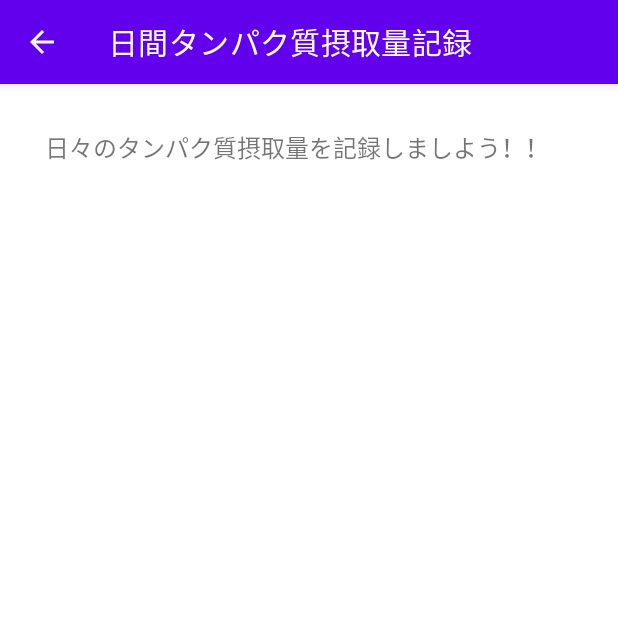
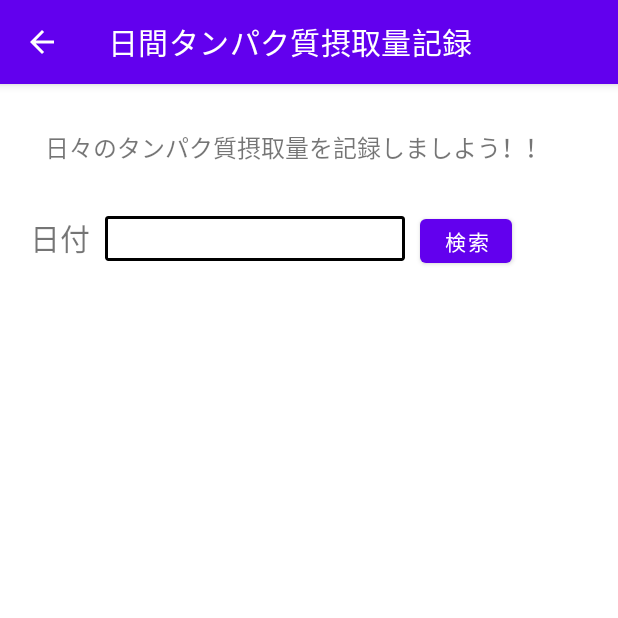
Before and after one commit to Ogawa222/DailyProtein, an Android app: the screen it shows after launch (DailyProteinActivity), in the options menu, after a tap on "日間データ", on a phone screen of 412 x 824 dp, the top half of it. Run offline under Robolectric (Android 15) with nearby library versions, the phone set to English and light mode, and no system bars.

Commit message:
MainActivity以外でDatePickerを使えるように修正

```diff
--- a/app/src/main/java/com/websarva/wings/android/dailyprotein/DailyProteinActivity.java
+++ b/app/src/main/java/com/websarva/wings/android/dailyprotein/DailyProteinActivity.java
@@ -2,11 +2,21 @@ package com.websarva.wings.android.dailyprotein;
 
 import androidx.appcompat.app.ActionBar;
 import androidx.appcompat.app.AppCompatActivity;
+import androidx.fragment.app.DialogFragment;
 
 import android.os.Bundle;
 import android.view.MenuItem;
+import android.view.View;
+import android.app.DatePickerDialog.OnDateSetListener;
+import android.widget.DatePicker;
+import android.widget.TextView;
 
-public class DailyProteinActivity extends AppCompatActivity {
+import java.util.Locale;
+
+public class DailyProteinActivity extends AppCompatActivity
+        implements OnDateSetListener {
+
+    private TextView textViewDate;
 
     @Override
     protected void onCreate(Bundle savedInstanceState) {
@@ -17,11 +27,14 @@ public class DailyProteinActivity extends AppCompatActivity {
         ActionBar actionBar = getSupportActionBar();
         // アクションバーの[戻る]メニューを有効に設定
         actionBar.setDisplayHomeAsUpEnabled(true);
+        // 日付・時刻取得のため
+        textViewDate = findViewById(R.id.tvFoodDate);
+
     }
 
     @Override
     public boolean onOptionsItemSelected(MenuItem item){
-        // 戻り値用の変数を初期値trueで用意
+        // 戻り値用の変数を初期値trueで用意z
         boolean returnVal = true;
         // 選択されたメニューのIDを取得
         int itemId = item.getItemId();
@@ -36,4 +49,17 @@ public class DailyProteinActivity extends AppCompatActivity {
         }
         return returnVal;
     }
+
+    // DatePickerフラグメントを使い日付のセット
+    @Override
+    public void onDateSet(DatePicker view, int year, int month, int day) {
+        // フォーマットを日本語にしてセット
+        String str = String.format(Locale.JAPAN, "%d年%d月%d日", year, month+1, day);
+        textViewDate.setText(str);
+    }
+
+    public void showFoodDatePickerDialog(View view){
+        DialogFragment newFragment = new DatePickerFragment();
+        newFragment.show(getSupportFragmentManager(), "datePicker");
+    }
 }
--- a/app/src/main/java/com/websarva/wings/android/dailyprotein/DatePickerFragment.java
+++ b/app/src/main/java/com/websarva/wings/android/dailyprotein/DatePickerFragment.java
@@ -1,5 +1,6 @@
 package com.websarva.wings.android.dailyprotein;
 
+import android.app.Activity;
 import android.app.DatePickerDialog;
 import android.app.Dialog;
 import android.os.Bundle;
@@ -14,6 +15,9 @@ public class DatePickerFragment extends DialogFragment
 
     @Override
     public Dialog onCreateDialog(Bundle savedInstanceState) {
+        // このフラグメントが所属するアクティビティオブジェクトを取得
+        Activity parentActivity = getActivity();
+
         // Use the current date as the default date in the picker
         final Calendar c = Calendar.getInstance();
         int year = c.get(Calendar.YEAR);
@@ -21,7 +25,7 @@ public class DatePickerFragment extends DialogFragment
         int day = c.get(Calendar.DAY_OF_MONTH);
 
         // Create a new instance of DatePickerDialog and return it
-        return new DatePickerDialog(getActivity(), (MainActivity)getActivity(), year, month, day);
+        return new DatePickerDialog(getActivity(), (DatePickerDialog.OnDateSetListener) parentActivity, year, month, day);
     }
 
     public void onDateSet(DatePicker view, int year, int month, int day) {
--- /dev/null
+++ b/app/src/main/java/com/websarva/wings/android/dailyprotein/FoodListFragment.java
@@ -0,0 +1,80 @@
+package com.websarva.wings.android.dailyprotein;
+
+import android.app.Activity;
+import android.database.Cursor;
+import android.database.sqlite.SQLiteDatabase;
+import android.os.Bundle;
+
+import androidx.fragment.app.Fragment;
+
+import android.view.LayoutInflater;
+import android.view.View;
+import android.view.ViewGroup;
+import android.widget.ListView;
+import android.widget.SimpleAdapter;
+
+import java.util.ArrayList;
+import java.util.HashMap;
+import java.util.List;
+import java.util.Map;
+
+public class FoodListFragment extends Fragment {
+
+    private DailyProteinDatabaseHelper _dailyProteinHelper;
+    // SimpleAdapterの第4引数fromに使用する定数フィールド
+    private static final String[] FROM = {"name", "weight", "date", "time"};
+    // SimpleAdapterの第5引数toに使用する定数フィールド
+    private static final int[] TO = {R.id.tvFoodName, R.id.tvFoodWeight, R.id.tvFoodDate, R.id.tvTime};
+
+    @Override
+    public View onCreateView(LayoutInflater inflater, ViewGroup container,
+                             Bundle savedInstanceState) {
+        // このフラグメントが所属するアクティビティオブジェクトを取得
+        Activity parentActivity = getActivity();
+        // フラグメントで表示する画面をXMLファイルからインフレートする
+        View view = inflater.inflate(R.layout.fragment_food_list, container, false);
+        // 画面部品ListViewを取得
+        ListView lvFoodList = view.findViewById(R.id.lvFoodList);
+        // Listオブジェクトを用意
+        List<Map<String, String>> foodList = new ArrayList<>();
+
+        // SQLから記録を取得
+        DailyProteinDatabaseHelper _dailyProteinHelper = new DailyProteinDatabaseHelper(getActivity());
+        SQLiteDatabase db = _dailyProteinHelper.getReadableDatabase();
+        String sql = "SELECT * FROM daily_proteins";
+        Cursor cursor = db.rawQuery(sql, null);
+
+        // 取得した記録からfoodListデータ生成
+        Map<String, String> food;
+        int idxName;
+        String name;
+        int idxWeight;
+        String weight;
+        int idxDate;
+        String date;
+        int idxTime;
+        String time;
+        while(cursor.moveToNext()){
+            idxName = cursor.getColumnIndex("name");
+            name = cursor.getString(idxName);
+            idxWeight = cursor.getColumnIndex("weight");
+            weight = String.valueOf(cursor.getDouble(idxWeight));
+            idxDate = cursor.getColumnIndex("take_date");
+            date = cursor.getString(idxDate);
+            idxTime = cursor.getColumnIndex("take_time");
+            time = cursor.getString(idxTime);
+            food = new HashMap<>();
+            food.put("name",name);
+            food.put("weight",weight);
+            food.put("date",date);
+            food.put("time",time);
+            foodList.add(food);
+        }
+        // SimpleAdapterを生成
+        SimpleAdapter adapter = new SimpleAdapter(parentActivity, foodList, R.layout.food_row, FROM, TO);
+        // アダプタの登録
+        lvFoodList.setAdapter(adapter);
+        // インフレートされた画面を戻り値として返す。
+        return view;
+    }
+}
--- a/app/src/main/java/com/websarva/wings/android/dailyprotein/MainActivity.java
+++ b/app/src/main/java/com/websarva/wings/android/dailyprotein/MainActivity.java
@@ -36,7 +36,7 @@ public class MainActivity extends AppCompatActivity // AppCompatActivityをFragm
         super.onCreate(savedInstanceState);
         setContentView(R.layout.activity_main);
 
-        // 日付・時刻取得のためのボタン
+        // 日付・時刻取得のため
         textViewDate = findViewById(R.id.tvDate);
         textViewTime = findViewById(R.id.tvTime);
 
--- a/app/src/main/res/layout/activity_daily_protein.xml
+++ b/app/src/main/res/layout/activity_daily_protein.xml
@@ -11,5 +11,47 @@
         android:textSize="16sp"
         android:padding="30dp"/>
 
+    <LinearLayout
+        android:layout_width="match_parent"
+        android:layout_height="wrap_content"
+        android:orientation="horizontal"
+        android:paddingBottom="20dp">
+
+        <TextView
+            android:layout_width="wrap_content"
+            android:layout_height="wrap_content"
+            android:text="@string/pick_date"
+            android:textSize="20sp"
+            android:paddingRight="10dp"
+            android:paddingLeft="20dp"/>
+
+        <TextView
+            android:id="@+id/tvFoodDate"
+            android:layout_width="200dp"
+            android:layout_height="30dp"
+            android:textSize="20sp"
+            android:gravity="center"
+            android:clickable="true"
+            android:onClick="showFoodDatePickerDialog"
+            android:background="@drawable/frame_border"
+            android:layout_marginRight="10dp"/>
+
+        <Button
+            android:id="@+id/FoodByDate"
+            android:layout_width="wrap_content"
+            android:layout_height="wrap_content"
+            android:text="@string/search"
+            android:minHeight="0dp"
+            android:minWidth="0dp"/>
+
+    </LinearLayout>
+
+
+    <fragment
+        android:id="@+id/fragmentFoodList"
+        android:name="com.websarva.wings.android.dailyprotein.FoodListFragment"
+        android:layout_width="match_parent"
+        android:layout_height="200dp"/>
+
 
 </LinearLayout>
--- /dev/null
+++ b/app/src/main/res/layout/fragment_food_list.xml
@@ -0,0 +1,6 @@
+<?xml version="1.0" encoding="utf-8"?>
+<ListView
+    xmlns:android="http://schemas.android.com/apk/res/android"
+    android:id="@+id/lvFoodList"
+    android:layout_width="match_parent"
+    android:layout_height="match_parent"/>
--- a/app/src/main/res/values/strings.xml
+++ b/app/src/main/res/values/strings.xml
@@ -8,10 +8,14 @@
     <string name="register">食べた！</string>
     <string name="delete">削除</string>
     <string name="cancel">キャンセル</string>
+<!--  登録画面  -->
     <string name="food_name">食品名</string>
     <string name="protein_weight">タンパク質量</string>
     <string name="pick_date">日付</string>
     <string name="pick_time">時刻</string>
     <string name="select">選択</string>
+<!--  メニュー  -->
     <string name="select_favorite">お気に入り</string>
+<!--  日間データ  -->
+    <string name="search">検索</string>
 </resources>
```
Also changed, not shown: app/src/main/res/layout/food_row.xml (added, +49 -0 lines).
